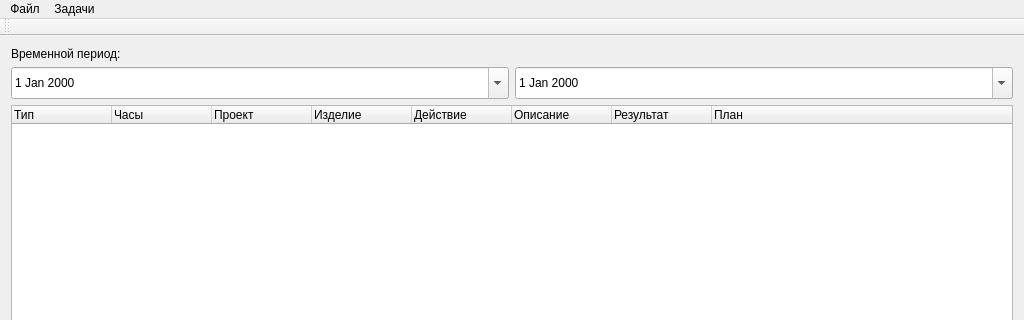
This is mainwindow.ui in molotov-dmitry/work-report as Qt 5 draws it before an edit; both pictures show x 0 to 1024 and y 0 to 320 of the 1024 by 600 pixel window. The edited form follows.
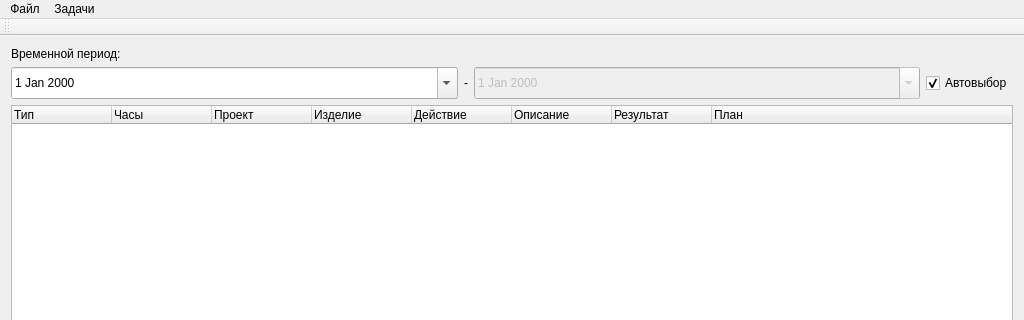
This is the edited form. Icons and pictures are not drawn.

Commit message: Добавлен автоматический выбор даты.

The edit to the form file:
```diff
--- a/mainwindow.ui
+++ b/mainwindow.ui
@@ -16,40 +16,76 @@
   <widget class="QWidget" name="centralWidget">
    <layout class="QVBoxLayout" name="verticalLayout">
     <item>
-     <layout class="QGridLayout" name="gridLayout">
-      <item row="1" column="1">
-       <widget class="QDateEdit" name="dateTo">
-        <property name="minimumSize">
-         <size>
-          <width>0</width>
-          <height>32</height>
-         </size>
-        </property>
-        <property name="calendarPopup">
-         <bool>true</bool>
-        </property>
-       </widget>
-      </item>
-      <item row="1" column="0">
-       <widget class="QDateEdit" name="dateFrom">
-        <property name="minimumSize">
-         <size>
-          <width>0</width>
-          <height>32</height>
-         </size>
-        </property>
-        <property name="calendarPopup">
-         <bool>true</bool>
-        </property>
-       </widget>
-      </item>
-      <item row="0" column="0" colspan="2">
+     <layout class="QVBoxLayout" name="verticalLayout_2">
+      <item>
        <widget class="QLabel" name="label">
         <property name="text">
          <string>Временной период:</string>
         </property>
        </widget>
       </item>
+      <item>
+       <layout class="QHBoxLayout" name="horizontalLayout_3">
+        <item>
+         <widget class="QDateEdit" name="dateFrom">
+          <property name="minimumSize">
+           <size>
+            <width>0</width>
+            <height>32</height>
+           </size>
+          </property>
+          <property name="calendarPopup">
+           <bool>true</bool>
+          </property>
+         </widget>
+        </item>
+        <item>
+         <widget class="QLabel" name="labelDateDelimiter">
+          <property name="sizePolicy">
+           <sizepolicy hsizetype="Fixed" vsizetype="Preferred">
+            <horstretch>0</horstretch>
+            <verstretch>0</verstretch>
+           </sizepolicy>
+          </property>
+          <property name="text">
+           <string>-</string>
+          </property>
+         </widget>
+        </item>
+        <item>
+         <widget class="QDateEdit" name="dateTo">
+          <property name="enabled">
+           <bool>false</bool>
+          </property>
+          <property name="minimumSize">
+           <size>
+            <width>0</width>
+            <height>32</height>
+           </size>
+          </property>
+          <property name="calendarPopup">
+           <bool>true</bool>
+          </property>
+         </widget>
+        </item>
+        <item>
+         <widget class="QCheckBox" name="checkDateToAuto">
+          <property name="sizePolicy">
+           <sizepolicy hsizetype="Fixed" vsizetype="Fixed">
+            <horstretch>0</horstretch>
+            <verstretch>0</verstretch>
+           </sizepolicy>
+          </property>
+          <property name="text">
+           <string>Автовыбор</string>
+          </property>
+          <property name="checked">
+           <bool>true</bool>
+          </property>
+         </widget>
+        </item>
+       </layout>
+      </item>
      </layout>
     </item>
     <item>
```
Left out of the diff: 3 changed lines with no effect on the pictures. The commit also changes 2 other files.
